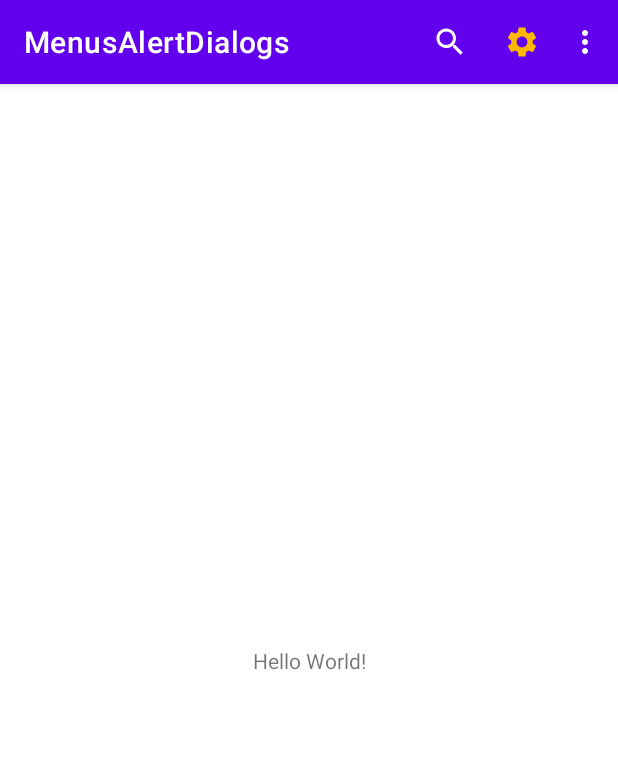
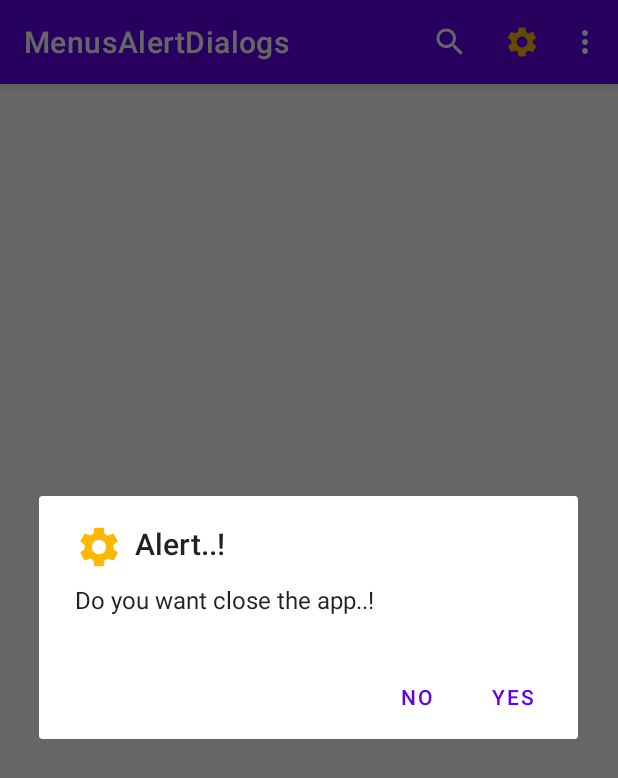
Before and after one commit to Muneiahtellakula/Qis-Android, an Android app: the screen it shows after launch (MainActivity), in the options menu, after a tap on "Alert Dialog", on a phone screen of 412 x 824 dp. Shown: the top 778 px of the screen. Run offline under Robolectric (Android 15) with nearby library versions, the phone set to English and light mode, and no system bars.

Commit message:
Menus and Alerts final code

```diff
--- a/MenusAlertDialogs/app/src/main/java/com/example/menusalertdialogs/MainActivity.java
+++ b/MenusAlertDialogs/app/src/main/java/com/example/menusalertdialogs/MainActivity.java
@@ -1,8 +1,10 @@
 package com.example.menusalertdialogs;
 
 import androidx.annotation.NonNull;
+import androidx.appcompat.app.AlertDialog;
 import androidx.appcompat.app.AppCompatActivity;
 
+import android.content.DialogInterface;
 import android.os.Bundle;
 import android.view.Menu;
 import android.view.MenuItem;
@@ -28,6 +30,7 @@ public class MainActivity extends AppCompatActivity {
         switch (item.getItemId()){
             case R.id.alert:
                 Toast.makeText(getApplicationContext(), "alert menu clicked", Toast.LENGTH_SHORT).show();
+                showAlertDialog();
                 break;
             case R.id.search:
                 Toast.makeText(getApplicationContext(), "Search menu clicked", Toast.LENGTH_SHORT).show();
@@ -38,4 +41,27 @@ public class MainActivity extends AppCompatActivity {
         }
         return super.onOptionsItemSelected(item);
     }
+
+    private void showAlertDialog() {
+        AlertDialog.Builder dialog=new AlertDialog.Builder(this);
+                dialog.setTitle("Alert..!");
+               dialog.setMessage("Do you want close the app..!");
+               dialog.setIcon(R.drawable.ic_baseline_settings_24);
+               dialog.setPositiveButton("Yes", new DialogInterface.OnClickListener() {
+                   @Override
+                   public void onClick(DialogInterface dialogInterface, int i) {
+                     finish();
+                   }
+               });
+               dialog.setNegativeButton("No", new DialogInterface.OnClickListener() {
+                   @Override
+                   public void onClick(DialogInterface dialogInterface, int i) {
+                       dialogInterface.dismiss();
+                   }
+               });
+               dialog.setCancelable(false);
+               dialog.show();
+
+    }
+
 }
```
